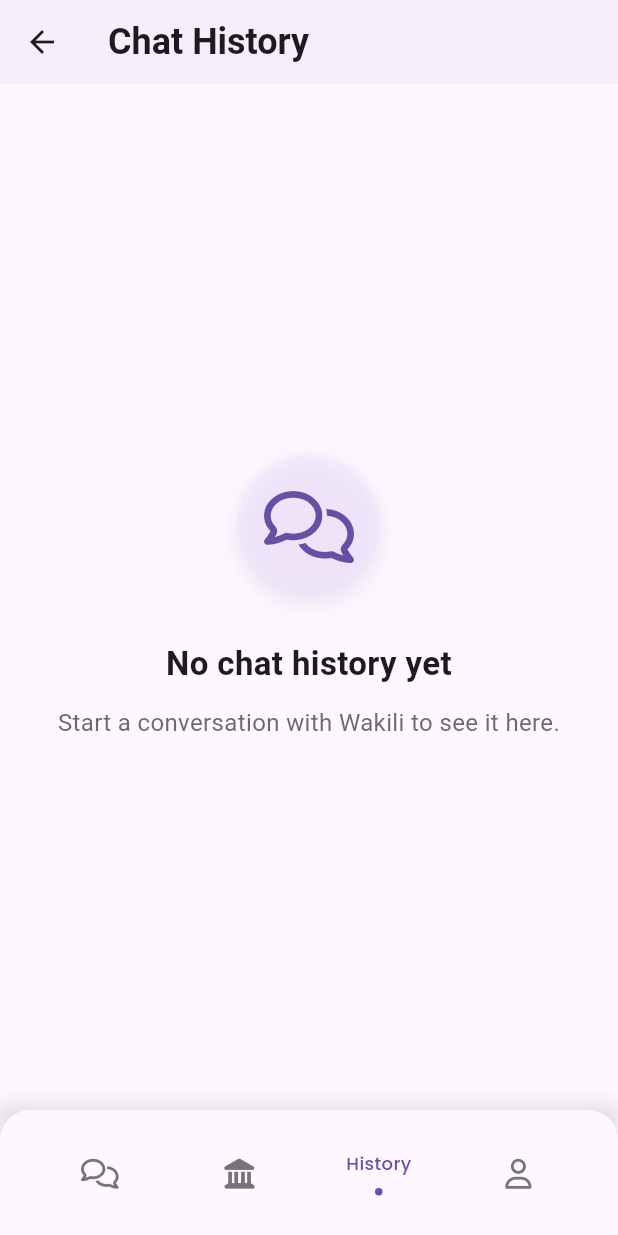
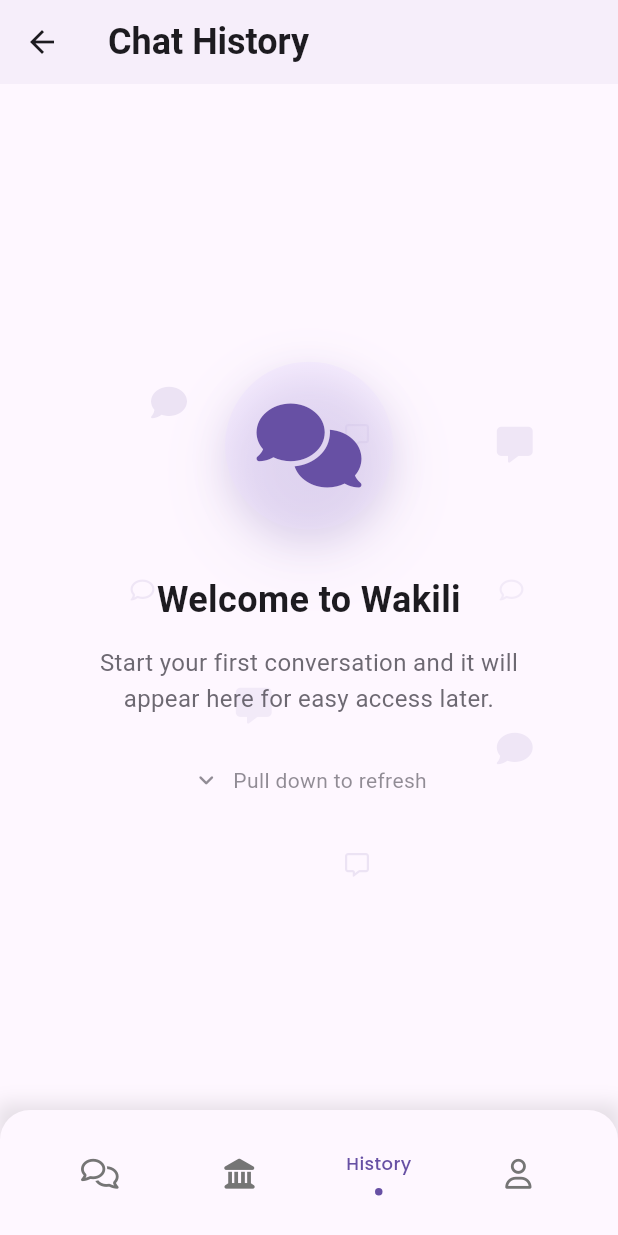
Before and after one commit to bryann54/wakili, a Flutter app: the ChatHistoryScreen screen opened by its route, on a phone screen of 412 x 824 dp. Run offline on Flutter 3.47's test engine with Material 3 defaults, Android fonts, the phone set to English and light mode, and no system bars; drawn by our look-alikes of flashy_tab_bar2, flutter_animate; our stand-ins replace auto_route, bloc, cached_network_image, cloud_firestore, dartz, dio and 18 more; accounts and stored records are empty.

Commit message:
feature cleans

```diff
--- a/lib/features/chat_history/presentation/pages/chat_history_screen.dart
+++ b/lib/features/chat_history/presentation/pages/chat_history_screen.dart
@@ -63,6 +63,17 @@
           ),
         );
       }
+    }
+  }
+
+  // ⭐ NEW: Method to trigger chat history reload
+  void _refetchChatHistory() {
+    if (_currentUserId != null) {
+      context
+          .read<ChatHistoryBloc>()
+          .add(LoadChatHistory(userId: _currentUserId!));
+    } else {
+      _loadUserIdAndChatHistory(); // Attempt to load user and then chat history
     }
   }
 
@@ -237,29 +248,23 @@
                     colorScheme: colorScheme,
                     isSearchEmpty: _searchQuery.isNotEmpty,
                     hasConversationsBeforeFilter: conversations.isNotEmpty,
+                    onRefetch:
+                        _refetchChatHistory, // ⭐ NEW: Pass the refetch callback
                   );
                 }
 
-                return RefreshIndicator.adaptive(
+                return RefreshIndicator(
                   onRefresh: () async {
-                    if (_currentUserId != null) {
-                      context
-                          .read<ChatHistoryBloc>()
-                          .add(LoadChatHistory(userId: _currentUserId!));
-                    } else {
-                      _loadUserIdAndChatHistory();
-                    }
+                    _refetchChatHistory(); // Use the dedicated refetch method
                   },
                   child: ListView.separated(
                     padding: const EdgeInsets.all(16),
-                    physics:
-                        const AlwaysScrollableScrollPhysics(), // Ensure refresh works even with few items
+                    physics: const AlwaysScrollableScrollPhysics(),
                     itemCount: filteredConversations.length,
                     separatorBuilder: (context, index) =>
-                        const SizedBox(height: 12), // Increased spacing
+                        const SizedBox(height: 12),
                     itemBuilder: (context, index) {
                       final conversation = filteredConversations[index];
-                      // ⭐ Hero Tag generation for each item
                       final heroTag = 'conversation-${conversation.id}';
                       return ChatConversationCard(
                         conversation: conversation,
@@ -268,7 +273,6 @@
                         onDelete: () =>
                             _showDeleteConfirmationDialog(conversation),
                         onFavorite: () {
-                          // TODO: Implement favorite functionality from BLoC/UseCase
                           ScaffoldMessenger.of(context).showSnackBar(
                             SnackBar(
                                 content: Text(
--- a/lib/features/chat_history/presentation/widgets/chat_history_empty_state.dart
+++ b/lib/features/chat_history/presentation/widgets/chat_history_empty_state.dart
@@ -1,92 +1,284 @@
 // features/chat_history/presentation/widgets/chat_history_empty_state.dart
 import 'package:flutter/material.dart';
 import 'package:font_awesome_flutter/font_awesome_flutter.dart';
+import 'package:flutter_animate/flutter_animate.dart';
+import 'dart:math' as Math;
 
 class ChatHistoryEmptyState extends StatelessWidget {
   final ColorScheme colorScheme;
   final bool isSearchEmpty;
   final bool hasConversationsBeforeFilter;
+  final VoidCallback? onRefetch;
 
   const ChatHistoryEmptyState({
     super.key,
     required this.colorScheme,
     required this.isSearchEmpty,
     required this.hasConversationsBeforeFilter,
+    this.onRefetch,
   });
 
   @override
   Widget build(BuildContext context) {
-    String titleText;
-    String descriptionText;
-    IconData icon;
+    final EmptyStateConfig config = _getEmptyStateConfig();
+    final screenSize = MediaQuery.of(context).size;
 
-    if (isSearchEmpty) {
-      titleText = 'No conversations found';
-      descriptionText = 'Try adjusting your search terms.';
-      icon = FontAwesomeIcons.magnifyingGlassMinus;
-    } else if (!hasConversationsBeforeFilter) {
-      titleText = 'No chat history yet';
-      descriptionText = 'Start a conversation with Wakili to see it here.';
-      icon = FontAwesomeIcons.comments;
-    } else {
-      titleText = 'No matching conversations';
-      descriptionText = 'No conversations match your current filter.';
-      icon = FontAwesomeIcons.magnifyingGlassMinus;
+    return RefreshIndicator(
+      onRefresh: () async {
+        if (onRefetch != null) {
+          onRefetch!();
+        }
+      },
+      child: SingleChildScrollView(
+        physics: const AlwaysScrollableScrollPhysics(),
+        child: Container(
+          constraints: BoxConstraints(
+            minHeight: screenSize.height * 0.6,
+          ),
+          child: Center(
+            child: Padding(
+              padding: const EdgeInsets.symmetric(horizontal: 24.0),
+              child: Stack(
+                alignment: Alignment.center,
+                children: [
+                  // Background floating animation
+                  _buildFloatingBackground(screenSize),
+
+                  // Main content
+                  _buildMainContent(context, config),
+                ],
+              ),
+            ),
+          ),
+        ),
+      ),
+    );
   }
 
-    return Center(
-      child: Padding(
-        padding: const EdgeInsets.all(32),
+  Widget _buildFloatingBackground(Size screenSize) {
+    return SizedBox(
+      width: screenSize.width,
+      height: screenSize.height * 0.8,
+      child: Stack(
+        children: List.generate(8, (index) {
+          final isSmall = index % 2 == 0;
+          final angle = (index * 45.0) * (3.14159 / 180); // Convert to radians
+          final radius = screenSize.width * 0.25 + (index % 3) * 40.0;
+
+          final xOffset = radius * Math.cos(angle);
+          final yOffset = radius * Math.sin(angle);
+
+          return Positioned(
+            left: screenSize.width / 2 + xOffset,
+            top: screenSize.height * 0.4 + yOffset,
+            child: FaIcon(
+              _getBackgroundIcon(index),
+              color: colorScheme.primary.withOpacity(0.08 + (index % 3) * 0.02),
+              size: isSmall ? 16.0 : 24.0,
+            )
+                .animate(
+                  onPlay: (controller) => controller.repeat(),
+                )
+                .rotate(
+                  begin: 0,
+                  end: 1,
+                  duration: Duration(seconds: 15 + index % 10),
+                  curve: Curves.linear,
+                )
+                .scale(
+                  begin: const Offset(0.8, 0.8),
+                  end: const Offset(1.2, 1.2),
+                  duration: Duration(seconds: 4 + index % 3),
+                  curve: Curves.easeInOut,
+                )
+                .then()
+                .scale(
+                  begin: const Offset(1.2, 1.2),
+                  end: const Offset(0.8, 0.8),
+                  duration: Duration(seconds: 4 + index % 3),
+                  curve: Curves.easeInOut,
+                ),
+          );
+        }),
+      ),
+    );
+  }
+
+  Widget _buildMainContent(BuildContext context, EmptyStateConfig config) {
+    return ConstrainedBox(
+      constraints: const BoxConstraints(maxWidth: 400),
       child: Column(
-          mainAxisAlignment: MainAxisAlignment.center,
+        mainAxisSize: MainAxisSize.min,
         children: [
-            Container(
-              padding: const EdgeInsets.all(24),
+          // Icon container with improved design
+          _buildIconContainer(config),
+          const SizedBox(height: 32),
+
+          // Title with better typography
+          _buildTitle(config),
+          const SizedBox(height: 16),
+
+          // Description with better spacing
+          _buildDescription(config),
+
+          // Pull to refresh hint
+          if (onRefetch != null) _buildPullToRefreshHint(),
+        ],
+      ),
+    );
+  }
+
+  Widget _buildIconContainer(EmptyStateConfig config) {
+    return Container(
+      padding: const EdgeInsets.all(28),
       decoration: BoxDecoration(
-                color: colorScheme.primaryContainer.withValues(alpha: 0.3),
+        gradient: LinearGradient(
+          begin: Alignment.topLeft,
+          end: Alignment.bottomRight,
+          colors: [
+            colorScheme.primaryContainer.withOpacity(0.4),
+            colorScheme.primaryContainer.withOpacity(0.2),
+          ],
+        ),
         shape: BoxShape.circle,
         boxShadow: [
-                  // Add a subtle shadow
           BoxShadow(
-                    color: colorScheme.primary.withValues(alpha: 0.1),
-                    blurRadius: 10,
-                    spreadRadius: 2,
-                    offset: const Offset(0, 4),
+            color: colorScheme.primary.withOpacity(0.15),
+            blurRadius: 20,
+            spreadRadius: 0,
+            offset: const Offset(0, 8),
+          ),
+          BoxShadow(
+            color: colorScheme.primary.withOpacity(0.1),
+            blurRadius: 40,
+            spreadRadius: 0,
+            offset: const Offset(0, 16),
           ),
         ],
       ),
       child: FaIcon(
-                icon,
-                size: 48,
+        config.mainIcon,
+        size: 56,
         color: colorScheme.primary,
       ),
-            ),
-            const SizedBox(height: 28), // Increased spacing
-            Text(
-              titleText,
+    )
+        .animate()
+        .scale(
+          begin: const Offset(0.3, 0.3),
+          end: const Offset(1.0, 1.0),
+          duration: 800.ms,
+          curve: Curves.elasticOut,
+        )
+        .fadeIn(duration: 600.ms);
+  }
+
+  Widget _buildTitle(EmptyStateConfig config) {
+    return Text(
+      config.titleText,
       style: TextStyle(
         color: colorScheme.onSurface,
-                fontSize: 22, // Slightly larger font
-                fontWeight: FontWeight.bold, // Bolder
+        fontSize: 24,
+        fontWeight: FontWeight.w600,
+        height: 1.2,
+      ),
+      textAlign: TextAlign.center,
+    )
+        .animate()
+        .fadeIn(duration: 600.ms, delay: 300.ms)
+        .slideY(begin: 0.3, end: 0, duration: 600.ms, delay: 300.ms);
+  }
+
+  Widget _buildDescription(EmptyStateConfig config) {
+    return Padding(
+      padding: const EdgeInsets.symmetric(horizontal: 16.0),
+      child: Text(
+        config.descriptionText,
+        style: TextStyle(
+          color: colorScheme.onSurfaceVariant.withOpacity(0.8),
+          fontSize: 16,
+          height: 1.5,
         ),
         textAlign: TextAlign.center,
       ),
-            const SizedBox(height: 12), // Increased spacing
+    )
+        .animate()
+        .fadeIn(duration: 600.ms, delay: 500.ms)
+        .slideY(begin: 0.3, end: 0, duration: 600.ms, delay: 500.ms);
+  }
+
+  Widget _buildPullToRefreshHint() {
+    return Padding(
+      padding: const EdgeInsets.only(top: 32.0),
+      child: Row(
+        mainAxisAlignment: MainAxisAlignment.center,
+        children: [
+          Icon(
+            Icons.keyboard_arrow_down_rounded,
+            color: colorScheme.onSurfaceVariant.withOpacity(0.6),
+            size: 20,
+          ),
+          const SizedBox(width: 8),
           Text(
-              descriptionText,
+            'Pull down to refresh',
             style: TextStyle(
-                color: colorScheme.onSurfaceVariant
-                    .withValues(alpha: 0.8), // Slightly less opaque
-                fontSize: 16,
+              color: colorScheme.onSurfaceVariant.withOpacity(0.6),
+              fontSize: 14,
+              fontWeight: FontWeight.w400,
             ),
-              textAlign: TextAlign.center,
           ),
-            // ⭐ Optional: Add an illustration or Lottie animation here for more visual interest
-            // if you have a design asset for it.
-            // Example: Image.asset('assets/empty_chat.png', height: 150),
         ],
       ),
-      ),
+    )
+        .animate()
+        .fadeIn(duration: 600.ms, delay: 900.ms)
+        .slideY(begin: 0.2, end: 0, duration: 600.ms, delay: 900.ms);
+  }
+
+  EmptyStateConfig _getEmptyStateConfig() {
+    if (isSearchEmpty) {
+      return EmptyStateConfig(
+        titleText: 'No conversations found',
+        descriptionText:
+            'Try adjusting your search terms or clear filters to see more results.',
+        mainIcon: FontAwesomeIcons.magnifyingGlass,
+      );
+    } else if (!hasConversationsBeforeFilter) {
+      return EmptyStateConfig(
+        titleText: 'Welcome to Wakili',
+        descriptionText:
+            'Start your first conversation and it will appear here for easy access later.',
+        mainIcon: FontAwesomeIcons.solidComments,
+      );
+    } else {
+      return EmptyStateConfig(
+        titleText: 'No matching conversations',
+        descriptionText:
+            'No conversations match your current filter. Try adjusting your criteria.',
+        mainIcon: FontAwesomeIcons.filter,
       );
     }
   }
+
+  IconData _getBackgroundIcon(int index) {
+    const icons = [
+      FontAwesomeIcons.comment,
+      FontAwesomeIcons.solidComment,
+      FontAwesomeIcons.message,
+      FontAwesomeIcons.solidMessage,
+    ];
+    return icons[index % icons.length];
+  }
+}
+
+// Configuration class for better maintainability
+class EmptyStateConfig {
+  final String titleText;
+  final String descriptionText;
+  final IconData mainIcon;
+
+  const EmptyStateConfig({
+    required this.titleText,
+    required this.descriptionText,
+    required this.mainIcon,
+  });
+}
--- a/lib/features/overview/domain/entities/legal_document.dart
+++ b/lib/features/overview/domain/entities/legal_document.dart
@@ -55,7 +55,7 @@
   const DocumentQuery({
     this.filterType,
     this.searchQuery,
-    this.limit = 10,
+    this.limit = 5,
     this.startAfterDocumentId,
     this.orderBy = 'datePublished',
     this.descending = true,
--- a/lib/features/overview/presentation/widgets/wakili_ai_button.dart
+++ b/lib/features/overview/presentation/widgets/wakili_ai_button.dart
@@ -43,8 +43,7 @@
           );
         },
         style: FilledButton.styleFrom(
-          padding: const EdgeInsets.symmetric(
-              vertical: 16, horizontal: 24), // Adjust padding as needed
+          padding: const EdgeInsets.symmetric(vertical: 16, horizontal: 24),
           shape: RoundedRectangleBorder(
             borderRadius: BorderRadius.circular(12),
           ),
```
Also changed, not shown: lib/features/chat_history/presentation/widgets/chat_conversation_card.dart (+14 -23 lines), lib/features/overview/presentation/pages/document_detail_screen.dart (+3 -8 lines), lib/features/overview/presentation/widgets/document_card.dart (+4 -5 lines), lib/features/overview/presentation/widgets/filter_chips.dart (+19 -30 lines), lib/features/wakili/presentation/widgets/category_card.dart (+4 -3 lines), lib/features/wakili/presentation/widgets/category_grid_view.dart (+5 -8 lines), assets/mobile.png (deleted), assets/wakili-removebg-preview.png (deleted), assets/wp.png (deleted), 4 other files. Lines whose indentation alone changed are shown as unchanged.
